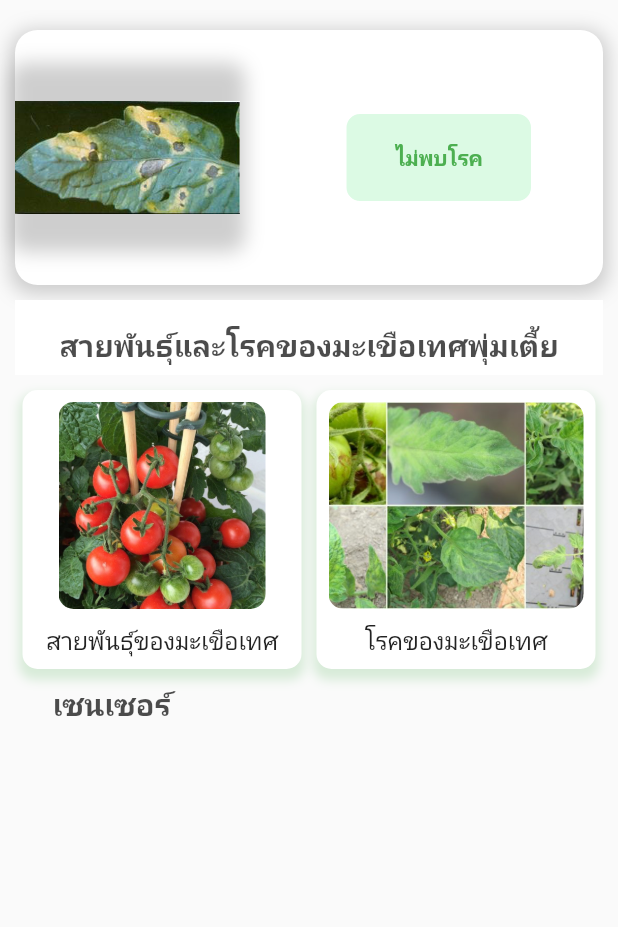
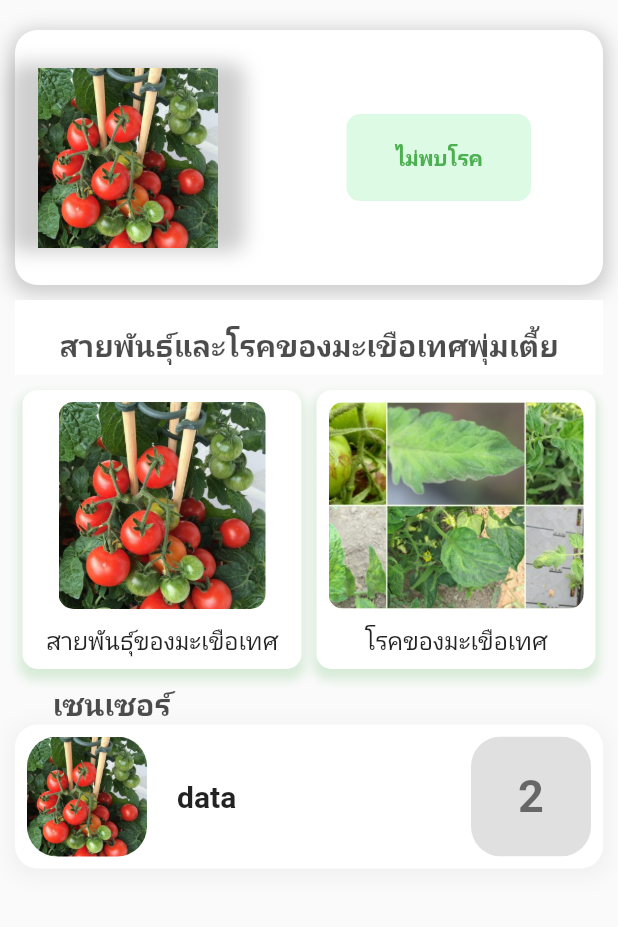
Before and after one commit to WeerachaiKojakung/My_project, a Flutter app: the screen it shows after launch, on a phone screen of 412 x 824 dp, the part 84-1011 px from its top. Run offline on Flutter 3.47's test engine with Material 2 defaults, Android fonts, the phone set to English and light mode, and no system bars; Roboto replaces fonts that are missing (Montserrat).

Commit message:
add some featur

```diff
--- a/lib/main.dart
+++ b/lib/main.dart
@@ -29,10 +29,14 @@ class HomeScreen extends StatefulWidget {
   @override
   State<HomeScreen> createState() => _HomeScreenState();
 }
+
 String status = 'away';
+
 class _HomeScreenState extends State<HomeScreen> {
   @override
-  Widget build(BuildContext context,) {
+  Widget build(
+    BuildContext context,
+  ) {
     return Scaffold(
       appBar: AppBar(
         title: const Text(
@@ -92,11 +96,10 @@ class _HomeScreenState extends State<HomeScreen> {
                                 spreadRadius: 3,
                                 blurRadius: 10,
                                 offset: Offset(0, 0),
-                            )
-                          ]
                               ),
+                            ],),
                         child: Image.asset(
-                          "assets/images/diseases1.jpg",
+                          "assets/images/t_1.jpg",
                         ),
                       ),
                     ),
@@ -108,7 +111,9 @@ class _HomeScreenState extends State<HomeScreen> {
                       width: 125,
                       decoration: BoxDecoration(
                         //color: Colors.greenAccent[100]!.withOpacity(0.5),
-                        color: status == 'away' ? Colors.greenAccent[100]!.withOpacity(0.5) : Colors.amber[100]!.withOpacity(0.5),
+                        color: status == 'away'
+                            ? Colors.greenAccent[100]!.withOpacity(0.5)
+                            : Colors.amber[100]!.withOpacity(0.5),
                         borderRadius: BorderRadius.circular(10),
                         border: Border.all(
                           color: Colors.white,
@@ -121,7 +126,8 @@ class _HomeScreenState extends State<HomeScreen> {
                           'ไม่พบโรค',
                           style: TextStyle(
                             //color: Colors.green,
-                            color: status == 'away' ? Colors.green : Colors.amber,
+                            color:
+                                status == 'away' ? Colors.green : Colors.amber,
                             fontWeight: FontWeight.bold,
                           ),
                         ),
@@ -160,7 +166,7 @@ class _HomeScreenState extends State<HomeScreen> {
                       MaterialPageRoute(builder: (context) => SpeciesScreen()),
                     );
                   },
-                  child: myhome('สายพันธุ์ของมะเขือเทศ', 'assets/images/t_1.jpg'),
+                  child: Home('สายพันธุ์ของมะเขือเทศ', 'assets/images/t_1.jpg'),
                 ),
                 InkWell(
                   onTap: () {
@@ -169,7 +175,7 @@ class _HomeScreenState extends State<HomeScreen> {
                       MaterialPageRoute(builder: (context) => DiseasesScreen()),
                     );
                   },
-                  child: myhome('โรคของมะเขือเทศ', 'assets/images/t_2.jpg'),
+                  child: Home('โรคของมะเขือเทศ', 'assets/images/t_2.jpg'),
                 ),
               ],
             ),
@@ -191,13 +197,73 @@ class _HomeScreenState extends State<HomeScreen> {
                 ],
               ),
             ),
+            Container(
+              padding: EdgeInsets.all(8),
+              decoration: BoxDecoration(
+                  color: Colors.white,
+                  borderRadius: BorderRadius.circular(15),
+                  boxShadow: [
+                    BoxShadow(
+                      color: Colors.grey.withOpacity(0.1),
+                      spreadRadius: 3,
+                      blurRadius: 10,
+                      offset: Offset(0, 3),
+                    ),
+                  ],
+                ),
+              //color: Colors.white,
+              child: Row(
+                children: [
+                  ClipRRect(
+                    borderRadius: BorderRadius.circular(20),
+                    child: Image.asset(
+                      "assets/images/t_1.jpg",
+                      width: 80,
+                      height: 80,
+                      fit: BoxFit.cover,
+                    ),
+                  ),
+                  const SizedBox(
+                    width: 20,
+                  ),
+                  Expanded(
+                    child: Text(
+                      "data",
+                      style: TextStyle(
+                        fontSize: 20,
+                        fontWeight: FontWeight.bold,
+                        color: Colors.black87,
+                      ),
+                    ),
+                  ),
+                  ClipRRect(
+                    borderRadius: BorderRadius.circular(20),
+                    child: Container(
+                      color: Colors.black12 ,
+                      width: 80,
+                      height: 80,
+                      child: Center(
+                        child: Text(
+                          "2",
+                          style: TextStyle(
+                            fontSize: 30,
+                            fontWeight: FontWeight.bold,
+                            color: Colors.black54,
+                          ),
+                        ),
+                      ),
+                    ),
+                  ),
+                ],
+              ),
+            ),
           ],
         ),
       ),
     );
   }
 
-  myhome(String title, String img) => Container(
+  Home(String title, String img) => Container(
         margin: const EdgeInsets.all(5),
         padding: const EdgeInsets.all(8),
         decoration: BoxDecoration(
```
Lines whose indentation alone changed are shown as unchanged.
